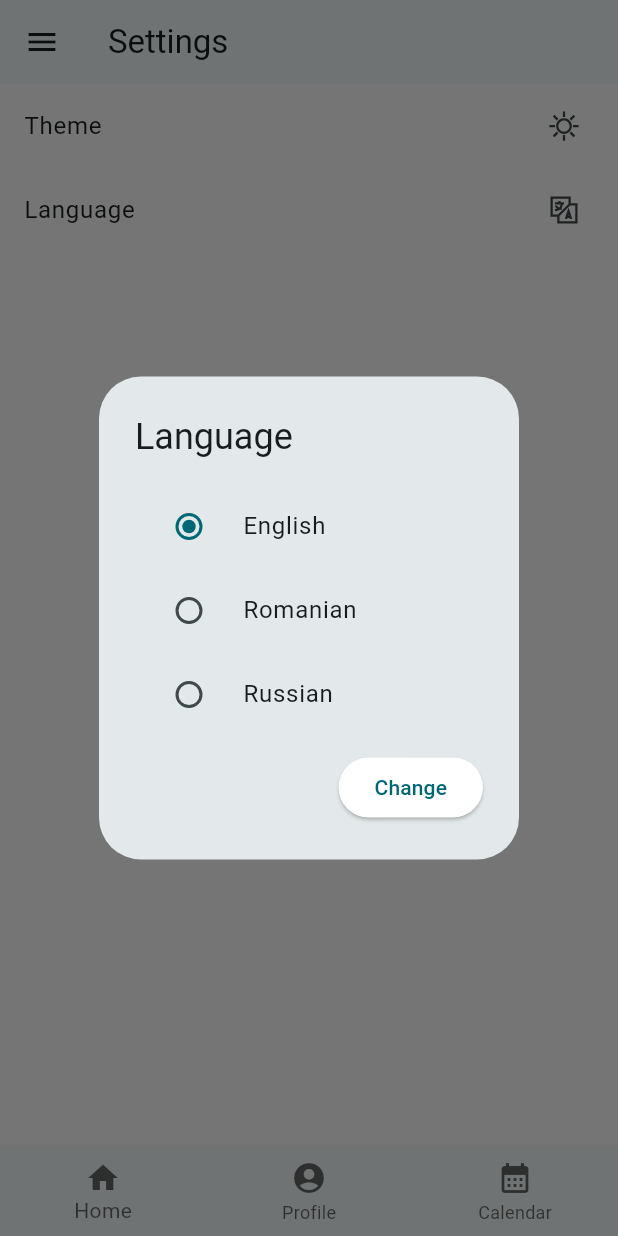
After one commit to Aspiral20/task_trecker, a Flutter app: the SettingsScreen screen opened by its route, after a tap on "Language", on a phone screen of 412 x 824 dp. The commit adds this screen. Run offline on Flutter 3.47's test engine with Material 3 defaults, Android fonts, the light colour scheme and no system bars; our stand-ins replace auto_route, line_awesome_flutter; missing offline and left inert: cell_calendar; generated files the repository leaves out were written again.

Commit message:
[App] Added full l10n + i18n.

```diff
--- /dev/null
+++ b/l10n.yaml
@@ -0,0 +1,3 @@
+arb-dir: lib/l10n
+template-arb-file: app_en.arb
+output-localization-file: app_localizations.dart
--- a/lib/app/settings/view/settings.screen.dart
+++ b/lib/app/settings/view/settings.screen.dart
@@ -1,8 +1,11 @@
 import 'package:flutter/material.dart';
 import 'package:auto_route/auto_route.dart';
+import 'package:line_awesome_flutter/line_awesome_flutter.dart';
 import 'package:provider/provider.dart';
+import 'package:task_trecker/features/section_divider/section_divider.dart';
 import 'package:task_trecker/features/theme_switcher/theme_switcher.dart';
 import 'package:task_trecker/layouts/app_drawer/app_drawer.dart';
+import 'package:task_trecker/layouts/language_changer/view/language_changer.screen.dart';
 import 'package:task_trecker/storage/models/settings.model.dart';
 import 'package:task_trecker/storage/models/theme.model.dart';
 
@@ -46,6 +49,9 @@
         body: const Column(
           children: [
             ThemeSwitcherScreen(),
+            // SectionDivider(title: 'Date & Time'),
+            // SectionDivider(title: 'Language'),
+            LanguageChangerScreen()
           ],
         ));
   }
--- /dev/null
+++ b/lib/l10n/app_en.arb
@@ -0,0 +1,12 @@
+{
+  "language": "English",
+  "@language": {
+    "description": "The current language"
+  },
+  "hello": "Hello, {username}",
+  "routes_home": "Home",
+  "routes_profile": "Profile",
+  "routes_calendar": "Calendar",
+  "routes_faq": "Faq",
+  "routes_settings": "Settings"
+}
--- /dev/null
+++ b/lib/l10n/app_ro.arb
@@ -0,0 +1,12 @@
+{
+  "language": "Romanian",
+  "@language": {
+    "description": "Limba curenta"
+  },
+  "hello": "Buna, {username}",
+  "routes_home": "Acasă",
+  "routes_profile": "Profil",
+  "routes_calendar": "Calendar",
+  "routes_faq": "Faq",
+  "routes_settings": "Setări"
+}
--- /dev/null
+++ b/lib/l10n/app_ru.arb
@@ -0,0 +1,12 @@
+{
+  "language": "Russian",
+  "@language": {
+    "description": "Текущий язык"
+  },
+  "hello": "Привет, {username}",
+  "routes_home": "Главная",
+  "routes_profile": "Профиль",
+  "routes_calendar": "Календарь",
+  "routes_faq": "ЧЗВ",
+  "routes_settings": "Настройки"
+}
--- /dev/null
+++ b/lib/l10n/l10n.dart
@@ -0,0 +1,36 @@
+import 'package:flutter/material.dart';
+import 'package:flutter_gen/gen_l10n/app_localizations.dart';
+
+AppLocalizations? getTranslatedLang(context) {
+  final localizations = AppLocalizations.of(context);
+  return localizations;
+}
+
+enum LanguagesEnum { en, ro, ru }
+
+final List<Map> fullLocales = [
+  {
+    'nameLang': 'English',
+    'langKey': 'en',
+    'langRadioKey': LanguagesEnum.en,
+    'locale': const Locale('en', '')
+  },
+  {
+    'nameLang': 'Romanian',
+    'langKey': 'ro',
+    'langRadioKey': LanguagesEnum.ro,
+    'locale': const Locale('ro', '')
+  },
+  {
+    'nameLang': 'Russian',
+    'langKey': 'ru',
+    'langRadioKey': LanguagesEnum.ru,
+    'locale': const Locale('ru', '')
+  },
+];
+
+final localeLangs = [
+  const Locale('en', ''),
+  const Locale('ro', ''),
+  const Locale('ru', ''),
+];
--- a/lib/layouts/app_drawer/view/app_drawer.screen.dart
+++ b/lib/layouts/app_drawer/view/app_drawer.screen.dart
@@ -4,7 +4,7 @@
 import 'package:provider/provider.dart';
 import 'package:task_trecker/features/section_divider/section_divider.dart';
 import 'package:task_trecker/router/router.gr.dart';
-import 'package:task_trecker/storage/models/theme.model.dart';
+import 'package:flutter_gen/gen_l10n/app_localizations.dart';
 
 class AppDrawer extends StatefulWidget {
   const AppDrawer({super.key});
@@ -20,7 +20,8 @@
   Widget build(BuildContext context) {
     final tabsRouter = AutoTabsRouter.of(context);
     final theme = Theme.of(context);
-
+    final localizations = AppLocalizations.of(context);
+    // todo translate
     return Drawer(
         key: _drawerKey,
         child: ListView(
@@ -33,7 +34,7 @@
               child: const Text('Dashboard'),
             ),
             ListTile(
-              title: const Text('Home'),
+              title: Text(localizations!.routes_home),
               leading: const Icon(LineAwesomeIcons.home_solid),
               onTap: () {
                 context.navigateTo(HomeRoute());
--- /dev/null
+++ b/lib/layouts/language_changer/dialog_builder/dialog_builder.dart
@@ -0,0 +1 @@
+export 'view/view.dart';
--- /dev/null
+++ b/lib/layouts/language_changer/dialog_builder/view/dialog_builder.screen.dart
@@ -0,0 +1,67 @@
+import 'package:flutter/material.dart';
+import 'package:provider/provider.dart';
+import 'package:task_trecker/l10n/l10n.dart';
+import 'package:task_trecker/storage/models/language.model.dart';
+
+class DialogBuilderWidget extends StatefulWidget {
+  final Map previousLanguage;
+
+  const DialogBuilderWidget({super.key, required this.previousLanguage});
+
+  @override
+  State<DialogBuilderWidget> createState() => _DialogBuilderWidgetState();
+}
+
+class _DialogBuilderWidgetState extends State<DialogBuilderWidget> {
+  late Map newLanguage;
+
+  @override
+  void initState() {
+    newLanguage = widget.previousLanguage;
+    super.initState();
+  }
+
+  @override
+  Widget build(BuildContext context) {
+    final theme = Theme.of(context);
+    final languageModel = Provider.of<LanguageModel>(context, listen: false);
+
+    return AlertDialog(
+      title: const Text('Language'),
+      content: SingleChildScrollView(
+        child: Column(
+          children: [
+            for (var fullLocale in fullLocales)
+              RadioListTile<LanguagesEnum>(
+                  title: Text(fullLocale['nameLang'] as String),
+                  value: fullLocale['langRadioKey'] as LanguagesEnum,
+                  groupValue: newLanguage['langRadioKey'] as LanguagesEnum,
+                  onChanged: (LanguagesEnum? value) {
+                    final item = fullLocales
+                        .where((el) => el['langRadioKey'] == value)
+                        .first;
+
+                    return setState(() => newLanguage = item as Map);
+                  }),
+            Align(
+              alignment: Alignment.centerRight,
+              child: Container(
+                padding: EdgeInsets.only(top: 10),
+                child: ElevatedButton(
+                    onPressed: () {
+                      if (newLanguage['locale'] != languageModel.locale) {
+                        languageModel.setLocale(newLanguage['locale']);
+                      }
+                      Navigator.pop(context);
+                    },
+                    style: ElevatedButton.styleFrom(
+                        backgroundColor: theme.primaryColor),
+                    child: const Text('Change')),
+              ),
+            )
+          ],
+        ),
+      ),
+    );
+  }
+}
--- /dev/null
+++ b/lib/layouts/language_changer/dialog_builder/view/view.dart
@@ -0,0 +1 @@
+export 'dialog_builder.screen.dart';
--- /dev/null
+++ b/lib/layouts/language_changer/language_changer.dart
@@ -0,0 +1 @@
+export 'view/view.dart';
--- /dev/null
+++ b/lib/layouts/language_changer/view/language_changer.screen.dart
@@ -0,0 +1,40 @@
+import 'package:flutter/material.dart';
+import 'package:line_awesome_flutter/line_awesome_flutter.dart';
+import 'package:provider/provider.dart';
+import 'package:task_trecker/l10n/l10n.dart';
+import 'package:task_trecker/storage/models/language.model.dart';
+import '../dialog_builder/dialog_builder.dart';
+
+class LanguageChangerScreen extends StatefulWidget {
+  const LanguageChangerScreen({super.key});
+
+  @override
+  State<LanguageChangerScreen> createState() => _LanguageChangerScreenState();
+}
+
+class _LanguageChangerScreenState extends State<LanguageChangerScreen> {
+  @override
+  Widget build(BuildContext context) {
+    return ListTile(
+      title: const Text('Language'),
+      onTap: () {
+        _dialogBuilder(context);
+      },
+      trailing: const Icon(LineAwesomeIcons.language_solid),
+    );
+  }
+
+  Future<void> _dialogBuilder(BuildContext context) {
+    final languageModel = Provider.of<LanguageModel>(context, listen: false);
+    Map previousLanguage = fullLocales.firstWhere((el) => el['locale'] == languageModel.locale);
+
+    return showDialog<void>(
+      context: context,
+      builder: (BuildContext context) {
+        return DialogBuilderWidget(
+          previousLanguage: previousLanguage,
+        );
+      },
+    );
+  }
+}
--- /dev/null
+++ b/lib/layouts/language_changer/view/view.dart
@@ -0,0 +1 @@
+export 'language_changer.screen.dart';
--- /dev/null
+++ b/lib/storage/models/language.model.dart
@@ -0,0 +1,13 @@
+import 'package:flutter/material.dart';
+import 'package:task_trecker/l10n/l10n.dart';
+
+class LanguageModel with ChangeNotifier {
+  Locale _locale = localeLangs[0];
+
+  Locale get locale => _locale;
+
+  void setLocale(Locale newLocale) {
+    _locale = newLocale;
+    notifyListeners();
+  }
+}
```
Also changed, not shown: lib/app/main.dart (+27 -7 lines), pubspec.yaml (+10 -8 lines).
